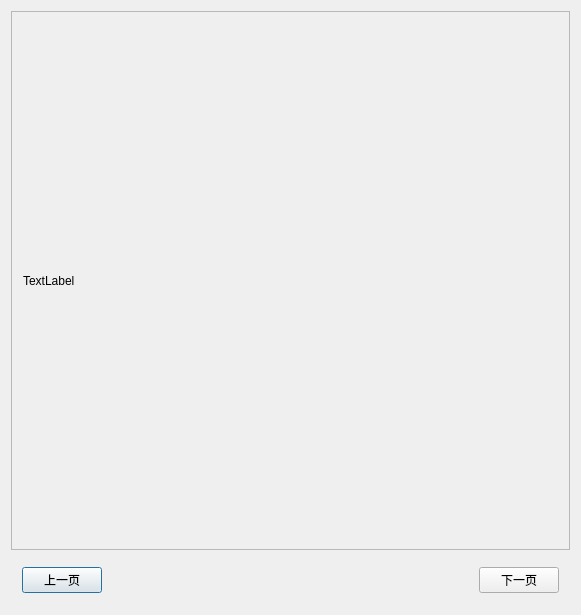
This is StudyResourse.ui in TenWoods/PBR_Renderer as Qt 5 draws it before an edit. The edited form follows.
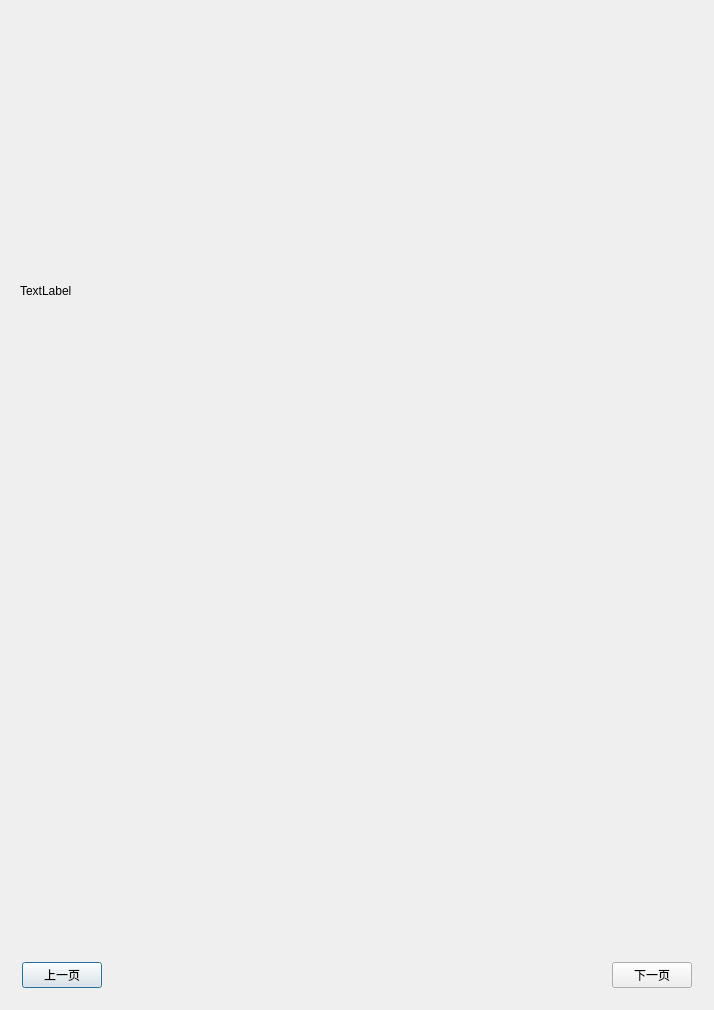
This is the edited form.

Diff of the .ui file:
```diff
--- a/StudyResourse.ui
+++ b/StudyResourse.ui
@@ -6,8 +6,8 @@
    <rect>
     <x>0</x>
     <y>0</y>
-    <width>581</width>
-    <height>615</height>
+    <width>714</width>
+    <height>1010</height>
    </rect>
   </property>
   <property name="windowTitle">
@@ -15,39 +15,30 @@
   </property>
   <layout class="QVBoxLayout" name="verticalLayout">
    <item>
-    <widget class="QScrollArea" name="scrollArea">
-     <property name="widgetResizable">
-      <bool>true</bool>
-     </property>
-     <widget class="QWidget" name="scrollAreaWidgetContents">
+    <widget class="QWidget" name="widget_2" native="true">
+     <widget class="QLabel" name="label">
       <property name="geometry">
        <rect>
-        <x>0</x>
-        <y>0</y>
-        <width>561</width>
-        <height>548</height>
+        <x>9</x>
+        <y>9</y>
+        <width>551</width>
+        <height>541</height>
        </rect>
       </property>
-      <layout class="QGridLayout" name="gridLayout">
-       <item row="0" column="0">
-        <widget class="QLabel" name="label">
-         <property name="sizePolicy">
-          <sizepolicy hsizetype="Preferred" vsizetype="Preferred">
-           <horstretch>0</horstretch>
-           <verstretch>0</verstretch>
-          </sizepolicy>
-         </property>
-         <property name="text">
-          <string>TextLabel</string>
-         </property>
-        </widget>
-       </item>
-      </layout>
+      <property name="text">
+       <string>TextLabel</string>
+      </property>
      </widget>
     </widget>
    </item>
    <item>
     <widget class="QWidget" name="widget" native="true">
+     <property name="sizePolicy">
+      <sizepolicy hsizetype="Expanding" vsizetype="Fixed">
+       <horstretch>0</horstretch>
+       <verstretch>0</verstretch>
+      </sizepolicy>
+     </property>
      <layout class="QHBoxLayout" name="horizontalLayout">
       <item>
        <widget class="QPushButton" name="upButton">
```
